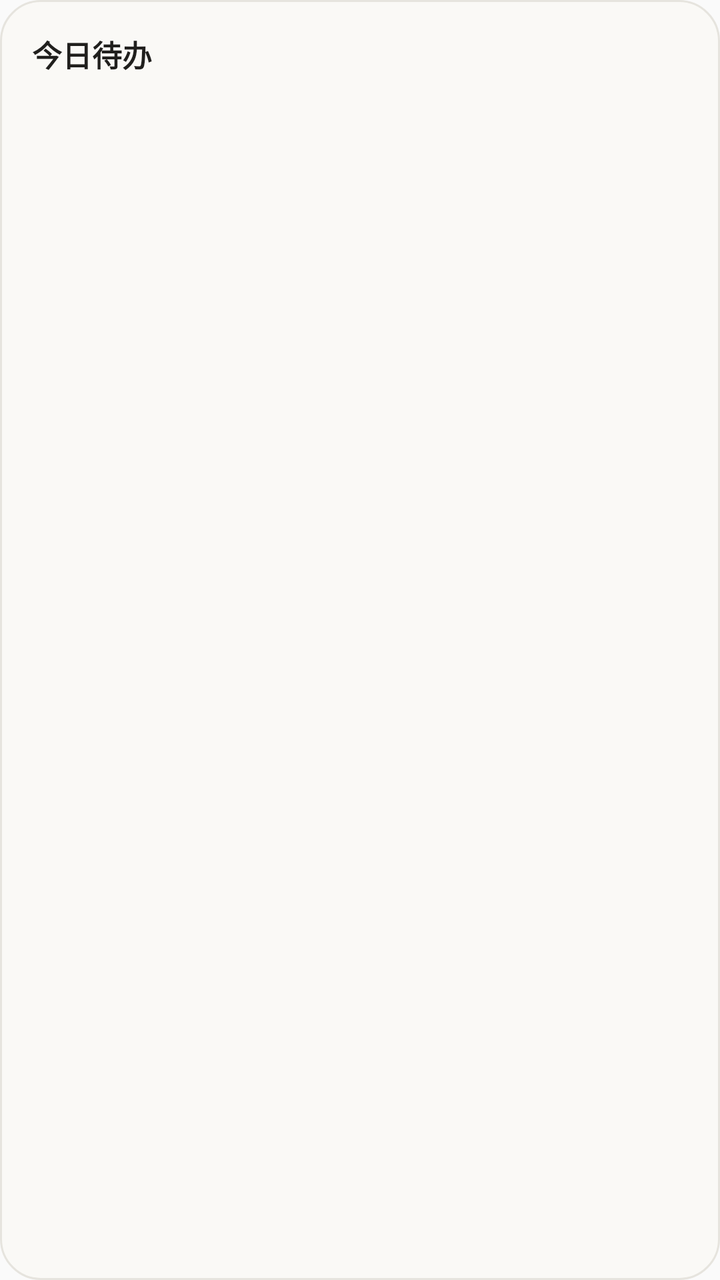
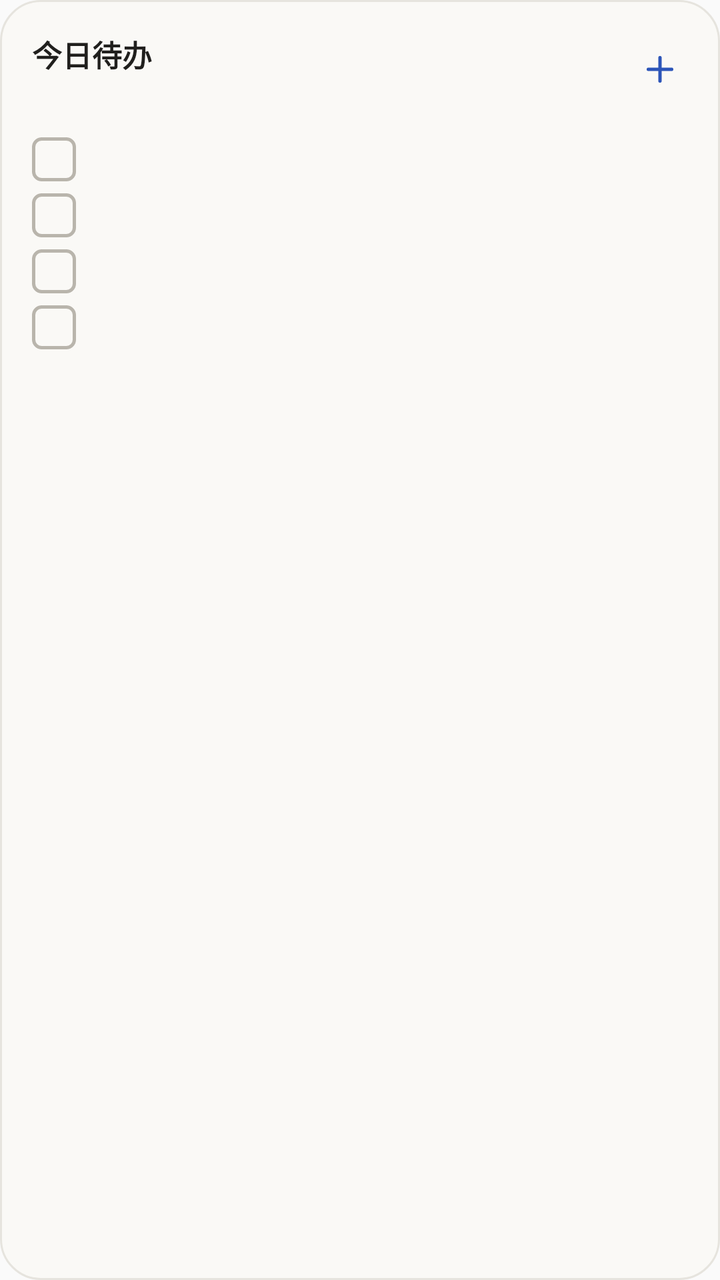

Before-and-after screenshots of an Android layout around one commit, followed by the original layout XML and the change that was made.
<!-- AndroidManifest.xml: application theme AppTheme -->
<!-- res/layout/widget_tasks.xml -->
<?xml version="1.0" encoding="utf-8"?>
<LinearLayout xmlns:android="http://schemas.android.com/apk/res/android"
    android:id="@+id/widget_root"
    android:layout_width="match_parent"
    android:layout_height="match_parent"
    android:background="@drawable/widget_bg"
    android:orientation="vertical"
    android:padding="16dp">

    <LinearLayout
        android:layout_width="match_parent"
        android:layout_height="wrap_content"
        android:gravity="center_vertical"
        android:orientation="horizontal">

        <LinearLayout
            android:layout_width="0dp"
            android:layout_height="wrap_content"
            android:layout_weight="1"
            android:orientation="vertical">

            <TextView
                android:id="@+id/widget_title"
                android:layout_width="wrap_content"
                android:layout_height="wrap_content"
                android:text="@string/task_widget_name"
                android:textColor="#201F1D"
                android:textSize="15sp"
                android:textStyle="bold" />

            <TextView
                android:id="@+id/widget_date"
                android:layout_width="wrap_content"
                android:layout_height="wrap_content"
                android:layout_marginTop="1dp"
                android:textColor="#8B887F"
                android:textSize="11sp" />
        </LinearLayout>

        <TextView
            android:id="@+id/widget_meta"
            android:layout_width="wrap_content"
            android:layout_height="wrap_content"
            android:ellipsize="end"
            android:maxWidth="150dp"
            android:singleLine="true"
            android:textColor="#2C55B8"
            android:textSize="11sp" />
    </LinearLayout>

    <LinearLayout
        android:id="@+id/widget_tasks"
        android:layout_width="match_parent"
        android:layout_height="wrap_content"
        android:layout_marginTop="9dp"
        android:orientation="vertical">

        <TextView
            android:id="@+id/widget_task_1"
            android:layout_width="match_parent"
            android:layout_height="wrap_content"
            android:layout_marginTop="6dp"
            android:ellipsize="end"
            android:singleLine="true"
            android:textColor="#201F1D"
            android:textSize="13sp" />

        <TextView
            android:id="@+id/widget_task_2"
            android:layout_width="match_parent"
            android:layout_height="wrap_content"
            android:layout_marginTop="6dp"
            android:ellipsize="end"
            android:singleLine="true"
            android:textColor="#201F1D"
            android:textSize="13sp" />

        <TextView
            android:id="@+id/widget_task_3"
            android:layout_width="match_parent"
            android:layout_height="wrap_content"
            android:layout_marginTop="6dp"
            android:ellipsize="end"
            android:singleLine="true"
            android:textColor="#201F1D"
            android:textSize="13sp" />

        <TextView
            android:id="@+id/widget_task_4"
            android:layout_width="match_parent"
            android:layout_height="wrap_content"
            android:layout_marginTop="6dp"
            android:ellipsize="end"
            android:singleLine="true"
            android:textColor="#201F1D"
            android:textSize="13sp" />
    </LinearLayout>

    <TextView
        android:id="@+id/widget_empty"
        android:layout_width="match_parent"
        android:layout_height="wrap_content"
        android:layout_marginTop="12dp"
        android:text="今天没有待办"
        android:textColor="#8B887F"
        android:textSize="13sp"
        android:visibility="gone" />
</LinearLayout>
<!-- resources referenced by this layout -->
<resources>
  <!-- drawable widget_bg (drawable) -->
  <?xml version="1.0" encoding="utf-8"?>
  <shape xmlns:android="http://schemas.android.com/apk/res/android"
      android:shape="rectangle">
      <solid android:color="#FAF9F6" />
      <corners android:radius="20dp" />
      <stroke
          android:width="1dp"
          android:color="#E6E4DE" />
  </shape>
  <string name="task_widget_name">今日待办</string>
  <style name="AppTheme" parent="Theme.AppCompat.Light.DarkActionBar">
          
          <item name="colorPrimary">@color/colorPrimary</item>
          <item name="colorPrimaryDark">@color/colorPrimaryDark</item>
          <item name="colorAccent">@color/colorAccent</item>
      </style>
</resources>

<!-- the commit's change to res/layout/widget_tasks.xml (unified diff, before → after) -->
@@ -42,10 +42,19 @@
             android:layout_width="wrap_content"
             android:layout_height="wrap_content"
             android:ellipsize="end"
-            android:maxWidth="150dp"
+            android:maxWidth="130dp"
             android:singleLine="true"
             android:textColor="#2C55B8"
             android:textSize="11sp" />
+
+        <ImageView
+            android:id="@+id/widget_add"
+            android:layout_width="28dp"
+            android:layout_height="28dp"
+            android:layout_marginStart="6dp"
+            android:contentDescription="快速添加任务"
+            android:padding="4dp"
+            android:src="@drawable/ic_widget_add" />
     </LinearLayout>
 
     <LinearLayout
@@ -55,45 +64,113 @@
         android:layout_marginTop="9dp"
         android:orientation="vertical">
 
-        <TextView
-            android:id="@+id/widget_task_1"
+        <LinearLayout
+            android:id="@+id/widget_row_1"
             android:layout_width="match_parent"
             android:layout_height="wrap_content"
             android:layout_marginTop="6dp"
-            android:ellipsize="end"
-            android:singleLine="true"
-            android:textColor="#201F1D"
-            android:textSize="13sp" />
+            android:gravity="center_vertical"
+            android:orientation="horizontal">
 
-        <TextView
-            android:id="@+id/widget_task_2"
+            <ImageView
+                android:id="@+id/widget_check_1"
+                android:layout_width="22dp"
+                android:layout_height="22dp"
+                android:layout_marginEnd="8dp"
+                android:contentDescription="完成这条任务"
+                android:src="@drawable/widget_check" />
+
+            <TextView
+                android:id="@+id/widget_task_1"
+                android:layout_width="0dp"
+                android:layout_height="wrap_content"
+                android:layout_weight="1"
+                android:ellipsize="end"
+                android:singleLine="true"
+                android:textColor="#201F1D"
+                android:textSize="13sp" />
+        </LinearLayout>
+
+        <LinearLayout
+            android:id="@+id/widget_row_2"
             android:layout_width="match_parent"
             android:layout_height="wrap_content"
             android:layout_marginTop="6dp"
-            android:ellipsize="end"
-            android:singleLine="true"
-            android:textColor="#201F1D"
-            android:textSize="13sp" />
+            android:gravity="center_vertical"
+            android:orientation="horizontal">
 
-        <TextView
-            android:id="@+id/widget_task_3"
+            <ImageView
+                android:id="@+id/widget_check_2"
+                android:layout_width="22dp"
+                android:layout_height="22dp"
+                android:layout_marginEnd="8dp"
+                android:contentDescription="完成这条任务"
+                android:src="@drawable/widget_check" />
+
+            <TextView
+                android:id="@+id/widget_task_2"
+                android:layout_width="0dp"
+                android:layout_height="wrap_content"
+                android:layout_weight="1"
+                android:ellipsize="end"
+                android:singleLine="true"
+                android:textColor="#201F1D"
+                android:textSize="13sp" />
+        </LinearLayout>
+
+        <LinearLayout
+            android:id="@+id/widget_row_3"
             android:layout_width="match_parent"
             android:layout_height="wrap_content"
             android:layout_marginTop="6dp"
-            android:ellipsize="end"
-            android:singleLine="true"
-            android:textColor="#201F1D"
-            android:textSize="13sp" />
+            android:gravity="center_vertical"
+            android:orientation="horizontal">
 
-        <TextView
-            android:id="@+id/widget_task_4"
+            <ImageView
+                android:id="@+id/widget_check_3"
+                android:layout_width="22dp"
+                android:layout_height="22dp"
+                android:layout_marginEnd="8dp"
+                android:contentDescription="完成这条任务"
+                android:src="@drawable/widget_check" />
+
+            <TextView
+                android:id="@+id/widget_task_3"
+                android:layout_width="0dp"
+                android:layout_height="wrap_content"
+                android:layout_weight="1"
+                android:ellipsize="end"
+                android:singleLine="true"
+                android:textColor="#201F1D"
+                android:textSize="13sp" />
+        </LinearLayout>
+
+        <LinearLayout
+            android:id="@+id/widget_row_4"
             android:layout_width="match_parent"
             android:layout_height="wrap_content"
             android:layout_marginTop="6dp"
-            android:ellipsize="end"
-            android:singleLine="true"
-            android:textColor="#201F1D"
-            android:textSize="13sp" />
+            android:gravity="center_vertical"
+            android:orientation="horizontal">
+
+            <ImageView
+                android:id="@+id/widget_check_4"
+                android:layout_width="22dp"
+                android:layout_height="22dp"
+                android:layout_marginEnd="8dp"
+                android:contentDescription="完成这条任务"
+                android:src="@drawable/widget_check" />
+
+            <TextView
+                android:id="@+id/widget_task_4"
+                android:layout_width="0dp"
+                android:layout_height="wrap_content"
+                android:layout_weight="1"
+                android:ellipsize="end"
+                android:singleLine="true"
+                android:textColor="#201F1D"
+                android:textSize="13sp" />
+        </LinearLayout>
     </LinearLayout>
 
     <TextView
<!-- resource entries referenced after the edit -->
@@ -1,5 +1,18 @@
 <!-- resources referenced by this layout -->
 <resources>
+  <!-- drawable ic_widget_add (drawable) -->
+  <?xml version="1.0" encoding="utf-8"?>
+  <vector xmlns:android="http://schemas.android.com/apk/res/android"
+      android:width="20dp"
+      android:height="20dp"
+      android:viewportWidth="24"
+      android:viewportHeight="24">
+      <path
+          android:pathData="M12,5v14M5,12h14"
+          android:strokeColor="#2C55B8"
+          android:strokeLineCap="round"
+          android:strokeWidth="2" />
+  </vector>
   <!-- drawable widget_bg (drawable) -->
   <?xml version="1.0" encoding="utf-8"?>
   <shape xmlns:android="http://schemas.android.com/apk/res/android"
@@ -10,6 +23,16 @@
           android:width="1dp"
           android:color="#E6E4DE" />
   </shape>
+  <!-- drawable widget_check (drawable) -->
+  <?xml version="1.0" encoding="utf-8"?>
+  <shape xmlns:android="http://schemas.android.com/apk/res/android"
+      android:shape="rectangle">
+      <solid android:color="@android:color/transparent" />
+      <stroke
+          android:width="1.5dp"
+          android:color="#B9B5AC" />
+      <corners android:radius="4dp" />
+  </shape>
   <string name="task_widget_name">今日待办</string>
   <style name="AppTheme" parent="Theme.AppCompat.Light.DarkActionBar">
           
